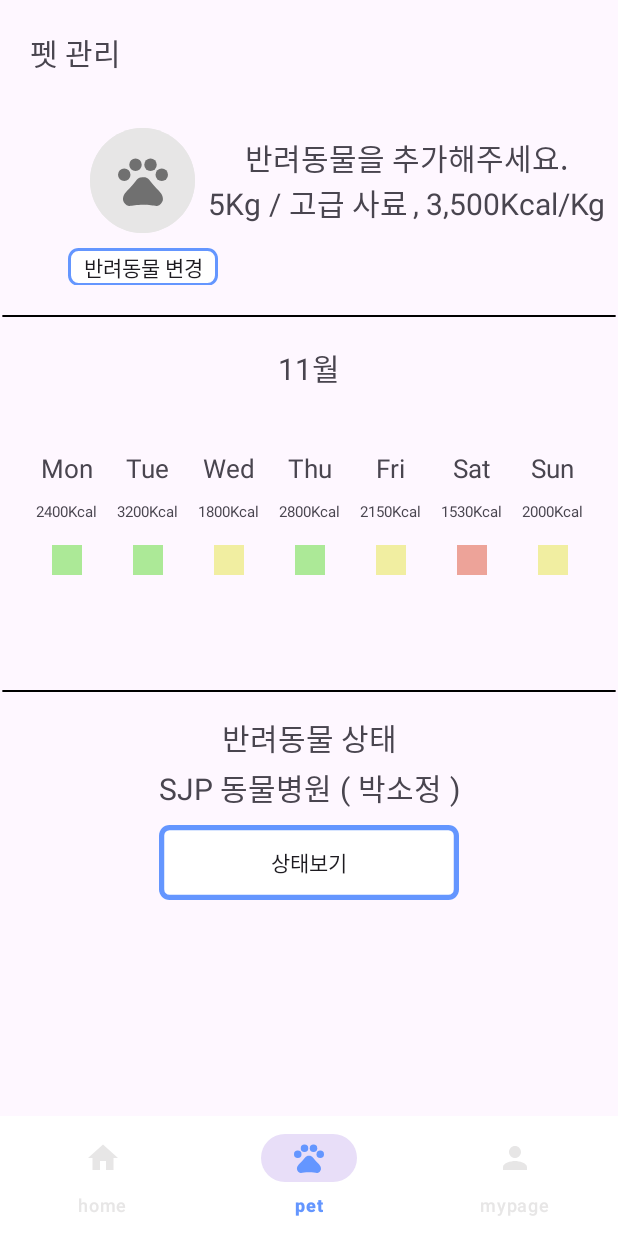
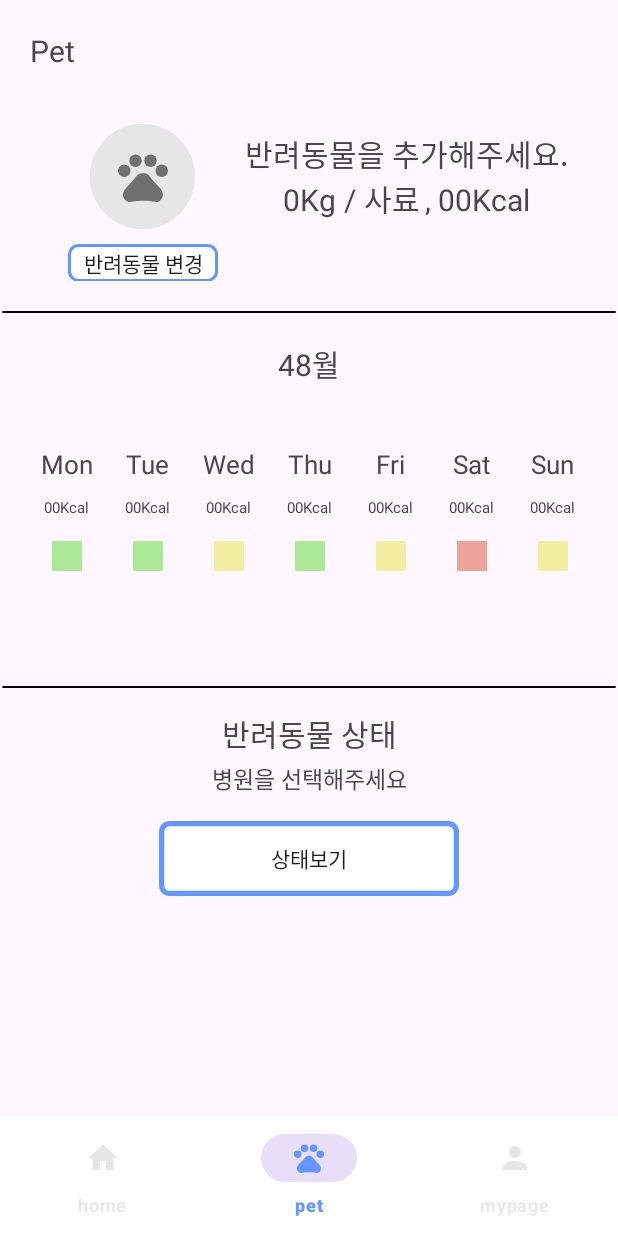
Before and after one commit to Hey0140/HealthCareProject, an Android app: the HomeFragment screen opened directly, with no data from a screen before it, item 2 of the bottom bar chosen, on a phone screen of 412 x 824 dp. Run offline under Robolectric (Android 15) with nearby library versions, the phone set to English and light mode, and no system bars; our stand-ins replace CircleImageView, Firebase (no records; nobody signed in at launch, a user with empty details on screens opened directly); libraries missing offline, so code that uses them is left out: org.checkerframework.checker; 4 statements that could not run were skipped.

Commit message:
feat : 레이아웃 수정 및 내용 변경

```diff
--- a/app/src/main/java/com/example/myjavaapplication/HomeFragment.java
+++ b/app/src/main/java/com/example/myjavaapplication/HomeFragment.java
@@ -173,10 +173,10 @@ public class HomeFragment extends Fragment implements View.OnClickListener {
             petData.setPetName("이름");
             petData.setPetWeight(0);
             puppyName.setText("반려동물을 추가해주세요.");
-            homePageWalkNumber.setText(0);
-            homePageWalkTime.setText(0);
-            homePageHeart.setText(0);
-            homePageNeedCalorie.setText((int) needCalorie);
+            homePageWalkNumber.setText("0");
+            homePageWalkTime.setText("0");
+            homePageHeart.setText("0");
+            homePageNeedCalorie.setText( String.valueOf(needCalorie));
         }
 
         petChangelist.clear();
--- a/app/src/main/java/com/example/myjavaapplication/PetmanageFragment.java
+++ b/app/src/main/java/com/example/myjavaapplication/PetmanageFragment.java
@@ -21,6 +21,7 @@ import android.widget.Toast;
 import org.checkerframework.checker.units.qual.C;
 
 import java.util.ArrayList;
+import java.util.Calendar;
 
 import de.hdodenhof.circleimageview.CircleImageView;
 
@@ -32,6 +33,7 @@ public class PetmanageFragment extends Fragment implements View.OnClickListener{
     private TextView name, weight, feed, calorie, months;
     private TextView Mcalorie, Tcalorie, Wcalorie, Thcalorie,  Fcalorie, Sacalorie, Sucalorie;
     private TextView hospital, hname;
+    private TextView hospitalCheckText, leftParse, rightParse;
     private View monStatusBox, tueStatusBox, wedStatusBox, thuStatusBox, friStatusBox, satStatusBox, sunStatusBox;
     private CircleImageView petView;
     private View petImageView;
@@ -85,6 +87,9 @@ public class PetmanageFragment extends Fragment implements View.OnClickListener{
         Sucalorie = view.findViewById(R.id.petManagementDaySunCalorie);
         hospital = view.findViewById(R.id.petManagementHospital);
         hname = view.findViewById(R.id.petManagmentDocter);
+        hospitalCheckText = view.findViewById(R.id.petManagementCheckHospitalText);
+        leftParse = view.findViewById(R.id.leftParse);
+        rightParse = view.findViewById(R.id.rightParse);
 
         monStatusBox = view.findViewById(R.id.petManagementDayMonBox);
         tueStatusBox = view.findViewById(R.id.petManagementDayTueBox);
@@ -96,21 +101,18 @@ public class PetmanageFragment extends Fragment implements View.OnClickListener{
         petManageMentLayout = view.findViewById(R.id.petManagementDayLayout);
 
 
-
-        name.setText("초코");
-        weight.setText("5Kg");
-        feed.setText("고급 사료");
-        calorie.setText("3,500Kcal/Kg");
-        months.setText("11");
-        Mcalorie.setText("2400Kcal");
-        Tcalorie.setText("3200Kcal");
-        Wcalorie.setText("1800Kcal");
-        Thcalorie.setText("2800Kcal");
-        Fcalorie.setText("2150Kcal");
-        Sacalorie.setText("1530Kcal");
-        Sucalorie.setText("2000Kcal");
-        hospital.setText("SJP 동물병원");
-        hname.setText("박소정");
+        Calendar now = Calendar.getInstance();
+        int month = now.get((Calendar.MONTH) + 1);
+        months.setText(String.valueOf(month));
+        Mcalorie.setText("00Kcal");
+        Tcalorie.setText("00Kcal");
+        Wcalorie.setText("00Kcal");
+        Thcalorie.setText("00Kcal");
+        Fcalorie.setText("00Kcal");
+        Sacalorie.setText("00Kcal");
+        Sucalorie.setText("00Kcal");
+        hospital.setText("병원");
+        hname.setText("주치의 이름");
         monStatusBox.setBackgroundColor(Color.parseColor(WHITEGREEN));
         tueStatusBox.setBackgroundColor(Color.parseColor(WHITEGREEN));
         wedStatusBox.setBackgroundColor(Color.parseColor(WHITEGREEN));
@@ -132,6 +134,7 @@ public class PetmanageFragment extends Fragment implements View.OnClickListener{
 
 
         petPostion = 0;
+        petData = new PetMedia();
         if (petDataList.size() > 0) {
             petData = petDataList.get(petPostion);
             setPagePetData(petData);
@@ -139,8 +142,15 @@ public class PetmanageFragment extends Fragment implements View.OnClickListener{
             petView.setImageResource(R.drawable.pet_temp_image);
             petImageView.setVisibility(View.INVISIBLE);
         } else {
-            petData.setPetName("이름");
             name.setText("반려동물을 추가해주세요.");
+            weight.setText("0Kg");
+            feed.setText("사료");
+            calorie.setText("00Kcal");
+            hospital.setVisibility(View.INVISIBLE);
+            hname.setVisibility(View.INVISIBLE);
+            leftParse.setVisibility(View.INVISIBLE);
+            rightParse.setVisibility(View.INVISIBLE);
+            hospitalCheckText.setVisibility(View.VISIBLE);
         }
         list.clear();
         setPetChangedList();
@@ -200,9 +210,16 @@ public class PetmanageFragment extends Fragment implements View.OnClickListener{
         String feedCalorie = String.valueOf(data.getPetFeedCalorie());
 
         name.setText(petName);
-        weight.setText(petWeight);
+        weight.setText(petWeight + "Kg");
         feed.setText(feedName);
-        calorie.setText(feedCalorie);
+        calorie.setText(feedCalorie + "kcal");
+        hospital.setText("SJP 동물병원");
+        hname.setText("박소정");
+        hospital.setVisibility(View.VISIBLE);
+        hname.setVisibility(View.VISIBLE);
+        leftParse.setVisibility(View.VISIBLE);
+        rightParse.setVisibility(View.VISIBLE);
+        hospitalCheckText.setVisibility(View.INVISIBLE);
     }
 
 }
--- a/app/src/main/res/layout/fragment_home.xml
+++ b/app/src/main/res/layout/fragment_home.xml
@@ -19,7 +19,7 @@
                 android:id="@+id/walkStartButton"
                 android:layout_width="200dp"
                 android:layout_height="100dp"
-                android:layout_marginTop="20dp"
+                android:layout_marginTop="50dp"
                 android:background="@drawable/walkstart_button_box"
                 app:layout_constraintTop_toBottomOf="@id/homePageLayout"
                 app:layout_constraintLeft_toLeftOf="parent"
--- a/app/src/main/res/layout/fragment_mypage.xml
+++ b/app/src/main/res/layout/fragment_mypage.xml
@@ -18,7 +18,7 @@
                 app:layout_constraintTop_toTopOf="parent"
                 android:layout_marginLeft="20dp"
                 android:layout_marginTop="20dp"
-                android:text="마이페이지"
+                android:text="My page"
                 android:textSize="20dp"/>
 
         <TextView
--- a/app/src/main/res/layout/fragment_petmanage.xml
+++ b/app/src/main/res/layout/fragment_petmanage.xml
@@ -16,7 +16,7 @@
             android:layout_height="wrap_content"
             android:layout_marginLeft="20dp"
             android:layout_marginTop="20dp"
-            android:text="펫 관리"
+            android:text="Pet"
             android:textSize="20dp"
             app:layout_constraintLeft_toLeftOf="parent"
             app:layout_constraintTop_toTopOf="parent" />
@@ -504,6 +504,7 @@
                 android:textSize="20dp" />
 
             <TextView
+                android:id="@+id/leftParse"
                 android:layout_width="wrap_content"
                 android:layout_height="wrap_content"
                 android:layout_marginLeft="5dp"
@@ -522,6 +523,7 @@
                 app:layout_constraintTop_toBottomOf="@id/petManagementCondition" />
 
             <TextView
+                android:id="@+id/rightParse"
                 android:layout_width="wrap_content"
                 android:layout_height="wrap_content"
                 android:layout_marginLeft="5dp"
```
